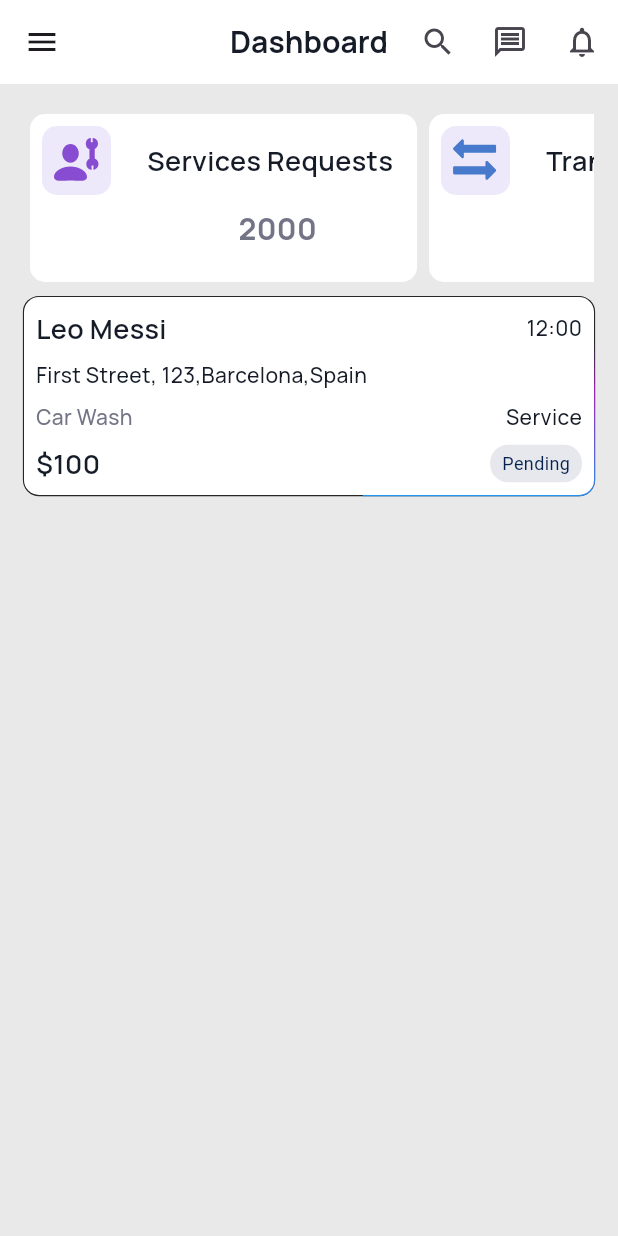
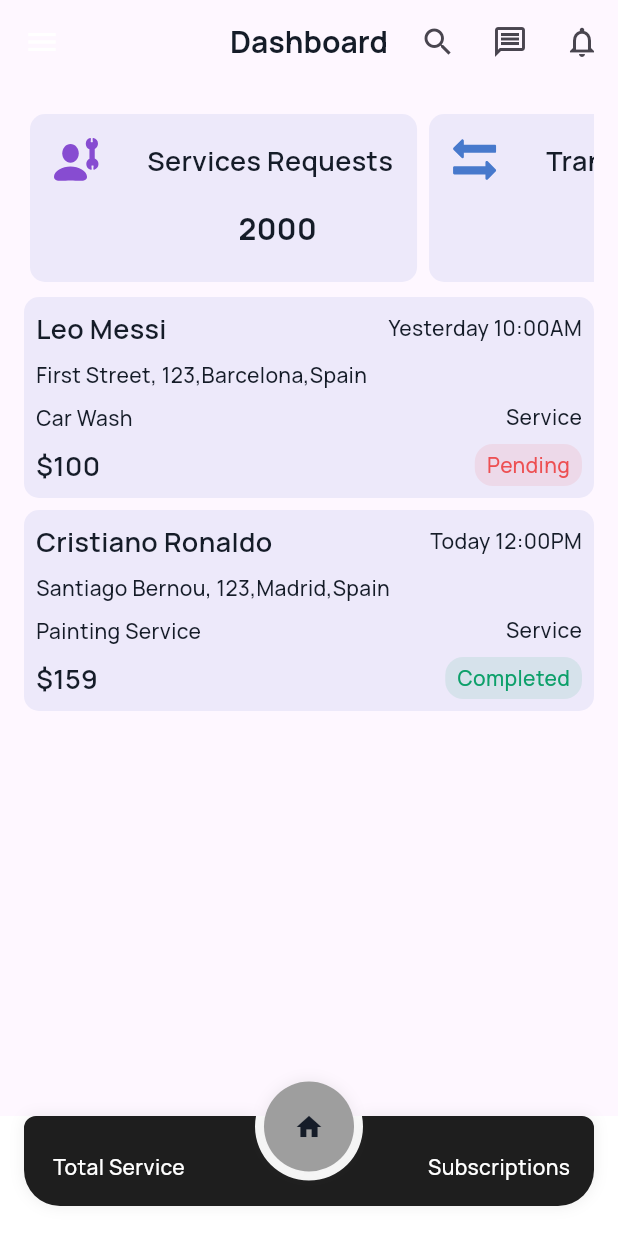
Before and after one commit to Tron-Academy/hand_car_vendor_mobile_app, a Flutter app: the screen it shows after launch, on a phone screen of 412 x 824 dp. Run offline on Flutter 3.47's test engine with Material 3 defaults, Android fonts, the phone set to English and light mode, and no system bars; drawn by our look-alikes of circle_nav_bar; our stand-ins replace flutter_hooks, flutter_svg.

Commit message:
Dashboard Strarted

```diff
--- /dev/null
+++ b/lib/core/theme/dark_theme.dart
@@ -0,0 +1,121 @@
+import 'package:flutter/material.dart';
+import 'package:handcar_ventor/core/theme/color_palette.dart';
+import 'package:handcar_ventor/core/theme/extensions/color_extention.dart';
+import 'package:handcar_ventor/core/theme/extensions/space_extension.dart';
+import 'package:handcar_ventor/core/theme/extensions/typography_extention.dart';
+import 'package:handcar_ventor/gen/fonts.gen.dart';
+
+final darkTheme = ThemeData(
+  brightness: Brightness.dark,
+  useMaterial3: true,
+  extensions: [
+    ColorExtention(
+      primary: ColorPalette.blue400,
+      background: ColorPalette.black400,
+      primaryTxt: ColorPalette.white,
+      secondaryTxt: ColorPalette.grey100,
+      white: ColorPalette.black400,
+      warning: ColorPalette.red,
+      backgroundSubtle: const Color(0xff1E1E1E),
+    ),
+    TypographyExtention(
+      h1: TextStyle(
+        fontSize: 34,
+        fontFamily: FontFamily.manrope,
+        color: ColorPalette.white,
+        fontWeight: FontWeight.bold,
+      ),
+      h2: TextStyle(
+        fontSize: 24,
+        fontFamily: FontFamily.manrope,
+        color: ColorPalette.white,
+        fontWeight: FontWeight.bold,
+      ),
+      h3: TextStyle(
+        fontSize: 20,
+        fontFamily: FontFamily.manrope,
+        color: ColorPalette.white,
+        fontWeight: FontWeight.bold,
+      ),
+      subtitle: TextStyle(
+        fontSize: 14,
+        fontFamily: FontFamily.manrope,
+        color: ColorPalette.white,
+        fontWeight: FontWeight.w400,
+      ),
+      body: TextStyle(
+        fontSize: 14,
+        fontFamily: FontFamily.manrope,
+        color: ColorPalette.white,
+        fontWeight: FontWeight.w400,
+      ),
+      bodyMedium: TextStyle(
+        fontSize: 14,
+        fontFamily: FontFamily.manrope,
+        color: ColorPalette.white,
+        fontWeight: FontWeight.w500,
+      ),
+      bodySemiBold: TextStyle(
+        fontSize: 14,
+        fontFamily: FontFamily.manrope,
+        color: ColorPalette.white,
+        fontWeight: FontWeight.w600,
+      ),
+      bodySmall: TextStyle(
+        fontSize: 12,
+        fontFamily: FontFamily.manrope,
+        color: ColorPalette.white,
+        fontWeight: FontWeight.w400,
+      ),
+      bodySmallMedium: TextStyle(
+        fontSize: 12,
+        fontFamily: FontFamily.manrope,
+        color: ColorPalette.white,
+        fontWeight: FontWeight.w500,
+      ),
+      bodySmallSemiBold: TextStyle(
+        fontSize: 12,
+        fontFamily: FontFamily.manrope,
+        color: ColorPalette.white,
+        fontWeight: FontWeight.w600,
+      ),
+      bodyLarge: TextStyle(
+        fontSize: 18,
+        fontFamily: FontFamily.manrope,
+        color: ColorPalette.white,
+        fontWeight: FontWeight.w600,
+      ),
+      bodyLargeMedium: TextStyle(
+        fontSize: 18,
+        fontFamily: FontFamily.manrope,
+        color: ColorPalette.white,
+        fontWeight: FontWeight.w500,
+      ),
+      bodyLargeSemiBold: TextStyle(
+        fontSize: 18,
+        fontFamily: FontFamily.manrope,
+        color: ColorPalette.white,
+        fontWeight: FontWeight.w600,
+      ),
+      caption: TextStyle(
+        fontSize: 12,
+        fontFamily: FontFamily.manrope,
+        color: ColorPalette.white,
+        fontWeight: FontWeight.w400,
+      ),
+      buttonTxt: TextStyle(
+        fontSize: 14,
+        fontFamily: FontFamily.manrope,
+        color: ColorPalette.white,
+        fontWeight: FontWeight.w400,
+      ),
+      button2: TextStyle(
+        fontSize: 16,
+        fontFamily: FontFamily.manrope,
+        color: ColorPalette.white,
+        fontWeight: FontWeight.w400,
+      ),
+    ),
+    AppSpaceExtension.fromBaseSpace(8),
+  ],
+);
--- a/lib/features/dashboard/view/pages/dashboard_page.dart
+++ b/lib/features/dashboard/view/pages/dashboard_page.dart
@@ -4,23 +4,23 @@ import 'package:flutter/material.dart';
 import 'package:flutter_hooks/flutter_hooks.dart';
 import 'package:flutter_svg/svg.dart';
 import 'package:handcar_ventor/core/extension/theme_extension.dart';
+import 'package:handcar_ventor/core/theme/color_palette.dart';
 import 'package:handcar_ventor/features/dashboard/view/widgets/drawer_widget.dart';
 import 'package:handcar_ventor/features/dashboard/view/widgets/service_status_container_widget.dart';
 import 'package:handcar_ventor/gen/assets.gen.dart';
-
 
 class DashboardPage extends HookWidget {
   const DashboardPage({super.key});
 
   @override
   Widget build(BuildContext context) {
-
     return Scaffold(
-      backgroundColor: context.colors.background,
       appBar: AppBar(
-        backgroundColor: context.colors.white,
         leading: IconButton(
-          icon: const Icon(Icons.menu),
+          icon: Icon(
+            Icons.menu,
+            color: context.colors.white,
+          ),
           onPressed: () {},
         ),
         title: Text(
@@ -69,26 +69,41 @@ class DashboardPage extends HookWidget {
             SizedBox(
               height: context.space.space_75,
             ),
+            Expanded(
+              child: ListView(children: [
                 ServiceStatusContainerWidget(
                   customer: 'Leo Messi',
-              time: '12:00',
+                  time: 'Yesterday 10:00AM',
                   location: 'First Street, 123,Barcelona,Spain',
                   service: 'Car Wash',
                   status: 'Pending',
                   price: '\$100',
-              color: context.colors.primary,
+                  color: context.colors.warning,
                   type: 'Service',
+                ),
+                SizedBox(
+                  height: context.space.space_100,
+                ),
+                ServiceStatusContainerWidget(
+                  customer: 'Cristiano Ronaldo',
+                  time: 'Today 12:00PM',
+                  location: 'Santiago Bernou, 123,Madrid,Spain',
+                  service: 'Painting Service',
+                  status: 'Completed',
+                  price: '\$159',
+                  color: ColorPalette.green,
+                  type: 'Service',
+                ),
+              ]),
             )
           ],
         ),
       ),
-
     );
   }
 }
 
-
-class ContainerWidget extends StatelessWidget {
+class ContainerWidget extends HookWidget {
   final String title;
   final String icon;
   final String count;
@@ -101,12 +116,14 @@ class ContainerWidget extends StatelessWidget {
 
   @override
   Widget build(BuildContext context) {
+    final isDarkMode = Theme.of(context).brightness == Brightness.dark;
+
     return Padding(
       padding: EdgeInsets.symmetric(
           horizontal: context.space.space_50, vertical: context.space.space_50),
       child: Container(
         decoration: BoxDecoration(
-          color: context.colors.white,
+          color: isDarkMode ? Color(0xff3B3B3D) : Color(0xffEDE9FA),
           borderRadius: BorderRadius.circular(10),
         ),
         child: Column(children: [
@@ -131,19 +148,14 @@ class ContainerWidget extends StatelessWidget {
             Padding(
               padding:
                   EdgeInsets.symmetric(horizontal: context.space.space_200),
-              child: Text(title,
-                  style: context.typography.bodyLarge
-                      .copyWith(color: context.colors.primaryTxt)),
+              child: Text(title, style: context.typography.bodyLarge),
             )
           ]),
           Row(
             children: [
               Padding(
                 padding: EdgeInsets.only(left: context.space.space_900),
-                child: Text(count,
-                    style: context.typography.h3.copyWith(
-                      color: context.colors.secondaryTxt,
-                    )),
+                child: Text(count, style: context.typography.h3),
               ),
             ],
           )
--- /dev/null
+++ b/lib/features/dashboard/view/pages/navigation_page.dart
@@ -0,0 +1,127 @@
+import 'package:circle_nav_bar/circle_nav_bar.dart';
+import 'package:flutter/material.dart';
+import 'package:flutter_hooks/flutter_hooks.dart';
+import 'package:flutter_svg/svg.dart';
+import 'package:handcar_ventor/core/extension/theme_extension.dart';
+import 'package:handcar_ventor/features/dashboard/view/pages/dashboard_page.dart';
+import 'package:handcar_ventor/features/dashboard/view/pages/subscriptions_page.dart';
+import 'package:handcar_ventor/features/dashboard/view/pages/total_service_page.dart';
+import 'package:handcar_ventor/gen/assets.gen.dart';
+
+class NavigationPage extends HookWidget {
+  const NavigationPage({super.key});
+
+  @override
+  Widget build(BuildContext context) {
+    final pageController = usePageController(initialPage: 1);
+    final navBarIndex = useState(1);
+    final isDarkMode = Theme.of(context).brightness == Brightness.dark;
+
+    void onTap(int index) {
+      navBarIndex.value = index;
+      pageController.animateToPage(
+        index,
+        duration: const Duration(milliseconds: 300),
+        curve: Curves.easeInOut,
+      );
+    }
+
+    return Scaffold(
+      backgroundColor:
+          isDarkMode ? context.colors.background : context.colors.white,
+      body: PageView(
+        controller: pageController,
+        onPageChanged: (value) {
+          navBarIndex.value = value;
+        },
+        children: const [
+          TotalServicePage(),
+          DashboardPage(),
+          SubscriptionsPage(),
+        ],
+      ),
+      bottomNavigationBar: CircleNavBar(
+        onTap: onTap,
+        inactiveLevelsStyle: TextStyle(
+          fontSize: 14,
+          fontWeight: FontWeight.w500,
+          color: isDarkMode ? Colors.white70 : Colors.black87,
+        ),
+        activeLevelsStyle: TextStyle(
+          fontSize: 14,
+          fontWeight: FontWeight.w600,
+          color: isDarkMode ? Colors.white : Colors.black,
+        ),
+        activeIcons: [
+          Icon(
+            Icons.sync_alt,
+            size: 20,
+            color: isDarkMode
+                ? context.colors.background
+                : context.colors.primaryTxt,
+          ),
+          Icon(
+            Icons.home,
+            size: 20,
+            color: isDarkMode
+                ? context.colors.background
+                : context.colors.primaryTxt,
+          ),
+          Icon(
+            Icons.card_membership_outlined,
+            size: 20,
+            color: isDarkMode
+                ? context.colors.background
+                : context.colors.primaryTxt,
+          ),
+        ],
+        inactiveIcons: [
+          Padding(
+            padding: const EdgeInsets.only(top: 8.0),
+            child: Text(
+              "Total Service",
+              style: context.typography.bodyMedium.copyWith(
+                color: isDarkMode ? Colors.white70 : Colors.white,
+              ),
+            ),
+          ),
+          Padding(
+            padding: EdgeInsets.only(top: context.space.space_100),
+            child: Text("Home",
+                style: context.typography.bodyMedium.copyWith(
+                  color: isDarkMode ? Colors.white70 : Colors.white,
+                )),
+          ),
+          Padding(
+            padding: const EdgeInsets.only(top: 8.0),
+            child: Text("Subscriptions",
+                style: context.typography.bodyMedium.copyWith(
+                  color: isDarkMode ? Colors.white70 : Colors.white,
+                )),
+          ),
+        ],
+        color: isDarkMode
+            ? // Dark background
+            const Color(0xFF3B3B3D)
+            : const Color(0xFF1E1E1E), // Light background
+        circleColor: isDarkMode
+            ? Colors.white // Circle color in dark mode
+            : Colors.grey, // Circle color in light mode
+        height: 60,
+        circleWidth: 60,
+        padding: const EdgeInsets.only(left: 16, right: 16, bottom: 20),
+        cornerRadius: const BorderRadius.only(
+          topLeft: Radius.circular(8),
+          topRight: Radius.circular(8),
+          bottomRight: Radius.circular(24),
+          bottomLeft: Radius.circular(24),
+        ),
+        activeIndex: navBarIndex.value,
+        shadowColor: isDarkMode
+            ? Colors.black.withOpacity(0.2)
+            : Colors.grey.withOpacity(0.2),
+        elevation: 8,
+      ),
+    );
+  }
+}
--- a/lib/features/dashboard/view/widgets/service_status_container_widget.dart
+++ b/lib/features/dashboard/view/widgets/service_status_container_widget.dart
@@ -1,6 +1,5 @@
 import 'package:flutter/material.dart';
 import 'package:handcar_ventor/core/extension/theme_extension.dart';
-import 'package:handcar_ventor/features/dashboard/view/widgets/border_beam.dart';
 
 class ServiceStatusContainerWidget extends StatelessWidget {
   final String customer;
@@ -27,15 +26,11 @@ class ServiceStatusContainerWidget extends StatelessWidget {
 
   @override
   Widget build(BuildContext context) {
-    return BorderBeam(
-      colorFrom: Colors.blue,
-      colorTo: Colors.purple,
-      staticBorderColor: const Color.fromARGB(255, 39, 39, 42),
-      borderRadius: BorderRadius.circular(10),
-      child: Container(
+    final isDarkMode = Theme.of(context).brightness == Brightness.dark;
+
+    return Container(
       decoration: BoxDecoration(
-            borderRadius: BorderRadius.circular(10),
-            color: context.colors.white),
+          borderRadius: BorderRadius.circular(10), color:isDarkMode ? Color(0xff3B3B3D) : Color(0xffEDE9FA)),
       child: Padding(
         padding: EdgeInsets.all(context.space.space_100),
         child: Column(
@@ -55,10 +50,7 @@ class ServiceStatusContainerWidget extends StatelessWidget {
               ],
             ),
             SizedBox(height: context.space.space_100),
-              Text(
-                location,
-                style: context.typography.bodyMedium,
-              ),
+            Text(location, style: context.typography.bodyMedium),
             SizedBox(height: context.space.space_100),
             Row(
               mainAxisAlignment: MainAxisAlignment.spaceBetween,
@@ -66,25 +58,15 @@ class ServiceStatusContainerWidget extends StatelessWidget {
                 Column(
                   crossAxisAlignment: CrossAxisAlignment.start,
                   children: [
-                      Text(
-                        service,
-                        style: context.typography.bodyMedium
-                            .copyWith(color: context.colors.secondaryTxt),
-                      ),
+                    Text(service, style: context.typography.bodyMedium),
                     SizedBox(height: context.space.space_100),
-                      Text(
-                        price,
-                        style: context.typography.bodyLarge,
-                      ),
+                    Text(price, style: context.typography.bodyLarge),
                   ],
                 ),
                 Column(
                   crossAxisAlignment: CrossAxisAlignment.end,
                   children: [
-                      Text(
-                        type,
-                        style: context.typography.bodyMedium,
-                      ),
+                    Text(type, style: context.typography.bodyMedium),
                     SizedBox(height: context.space.space_100),
                     Container(
                       padding: EdgeInsets.symmetric(
@@ -97,10 +79,8 @@ class ServiceStatusContainerWidget extends StatelessWidget {
                       ),
                       child: Text(
                         status,
-                          style: TextStyle(
-                            color: color,
-                            fontSize: 12,
-                          ),
+                        style: context.typography.bodyMedium
+                            .copyWith(color: color),
                       ),
                     ),
                   ],
@@ -110,7 +90,6 @@ class ServiceStatusContainerWidget extends StatelessWidget {
           ],
         ),
       ),
-      ),
     );
   }
 }
--- a/lib/main.dart
+++ b/lib/main.dart
@@ -1,6 +1,7 @@
 import 'package:flutter/material.dart';
+import 'package:handcar_ventor/core/theme/dark_theme.dart';
 import 'package:handcar_ventor/core/theme/light_theme.dart';
-import 'package:handcar_ventor/features/dashboard/view/pages/dashboard_page.dart';
+import 'package:handcar_ventor/features/dashboard/view/pages/navigation_page.dart';
 
 void main() {
   runApp(const MainApp());
@@ -11,10 +12,12 @@ class MainApp extends StatelessWidget {
 
   @override
   Widget build(BuildContext context) {
-    return  MaterialApp(
+    return MaterialApp(
       theme: lightTheme,
+      darkTheme: darkTheme,
+      themeMode: ThemeMode.system,
       debugShowCheckedModeBanner: false,
-      home: const DashboardPage(),
+      home: const NavigationPage(),
     );
   }
 }
```
Also changed, not shown: lib/features/dashboard/view/pages/subscriptions_page.dart (added, +34 -0 lines), lib/features/dashboard/view/pages/total_service_page.dart (added, +21 -0 lines), lib/gen/assets.gen.dart (+88 -1 lines), assets/icons/hand_car_logo.png (added). Lines whose indentation alone changed are shown as unchanged.
